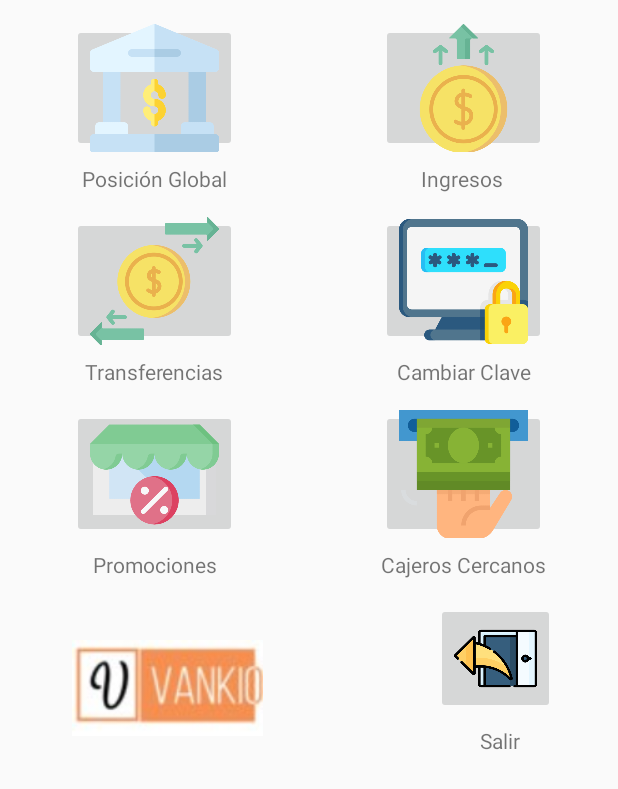
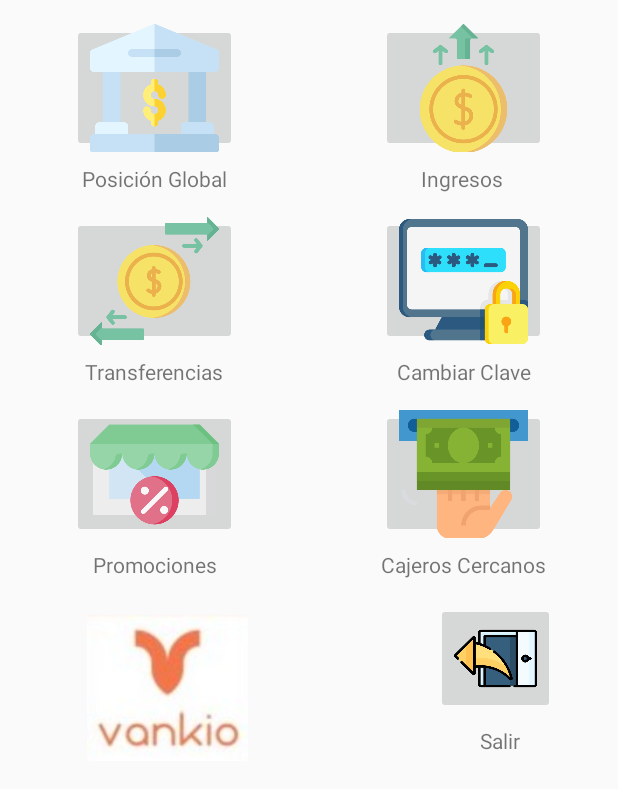
Before and after one commit to Crespuig/BancoAplicacion, an Android app: the PrincipalActivity screen opened directly, with no data from a screen before it, on a phone screen of 412 x 824 dp. Shown: the top 789 px of the screen. Run offline under Robolectric (Android 15) with nearby library versions, the phone set to English and light mode, and no system bars.

Commit message:
Cambio de logo

```diff
--- a/app/src/main/res/layout-xlarge-land/activity_principal.xml
+++ b/app/src/main/res/layout-xlarge-land/activity_principal.xml
@@ -179,7 +179,7 @@
         app:layout_constraintHorizontal_bias="0.483"
         app:layout_constraintStart_toStartOf="parent"
         app:layout_constraintTop_toBottomOf="@+id/textProm"
-        app:srcCompat="@drawable/logosize01" />
+        app:srcCompat="@drawable/logosize" />
 
 
 </androidx.constraintlayout.widget.ConstraintLayout>
--- a/app/src/main/res/layout/activity_principal.xml
+++ b/app/src/main/res/layout/activity_principal.xml
@@ -179,7 +179,7 @@
         app:layout_constraintHorizontal_bias="0.607"
         app:layout_constraintStart_toStartOf="parent"
         app:layout_constraintTop_toBottomOf="@+id/textProm"
-        app:srcCompat="@drawable/logosize01" />
+        app:srcCompat="@drawable/logosize" />
 
 
 </androidx.constraintlayout.widget.ConstraintLayout>
```
Also changed, not shown: app/src/main/res/drawable-v24/logosize.png (added), app/src/main/res/drawable-v24/logosize01.jpg (deleted), app/src/main/res/drawable-v24/logosizeinver.png.
